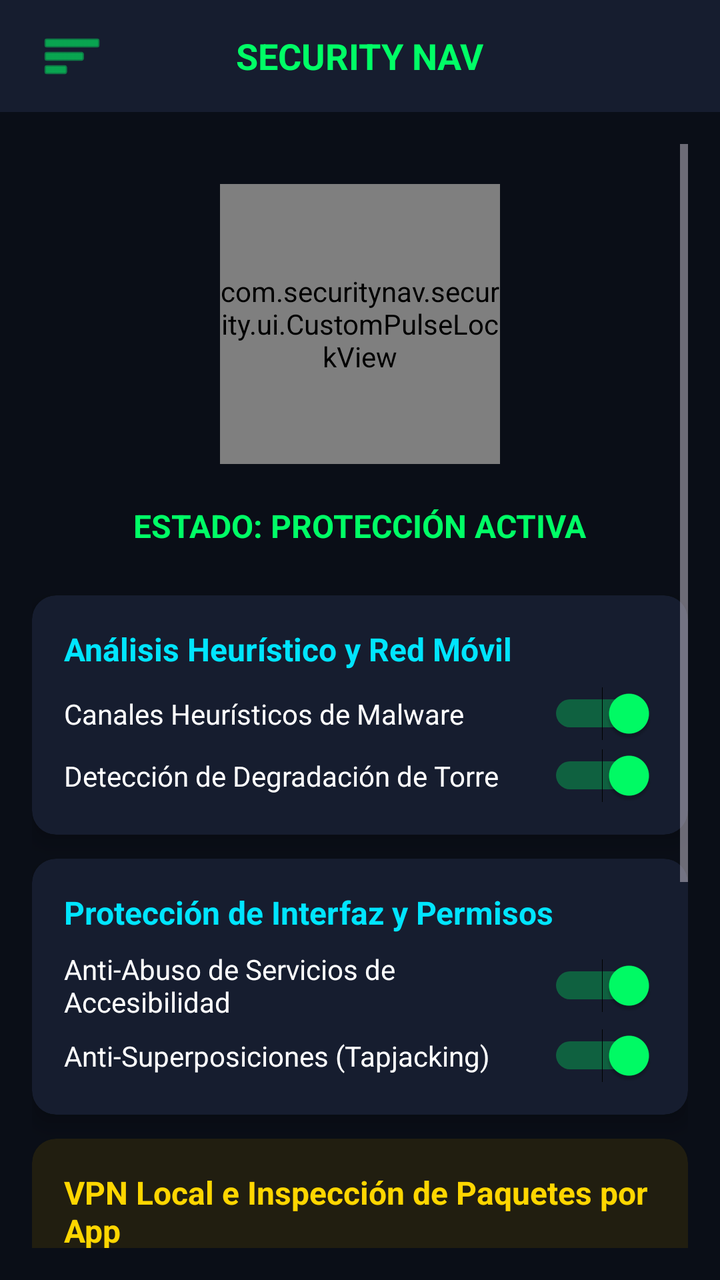
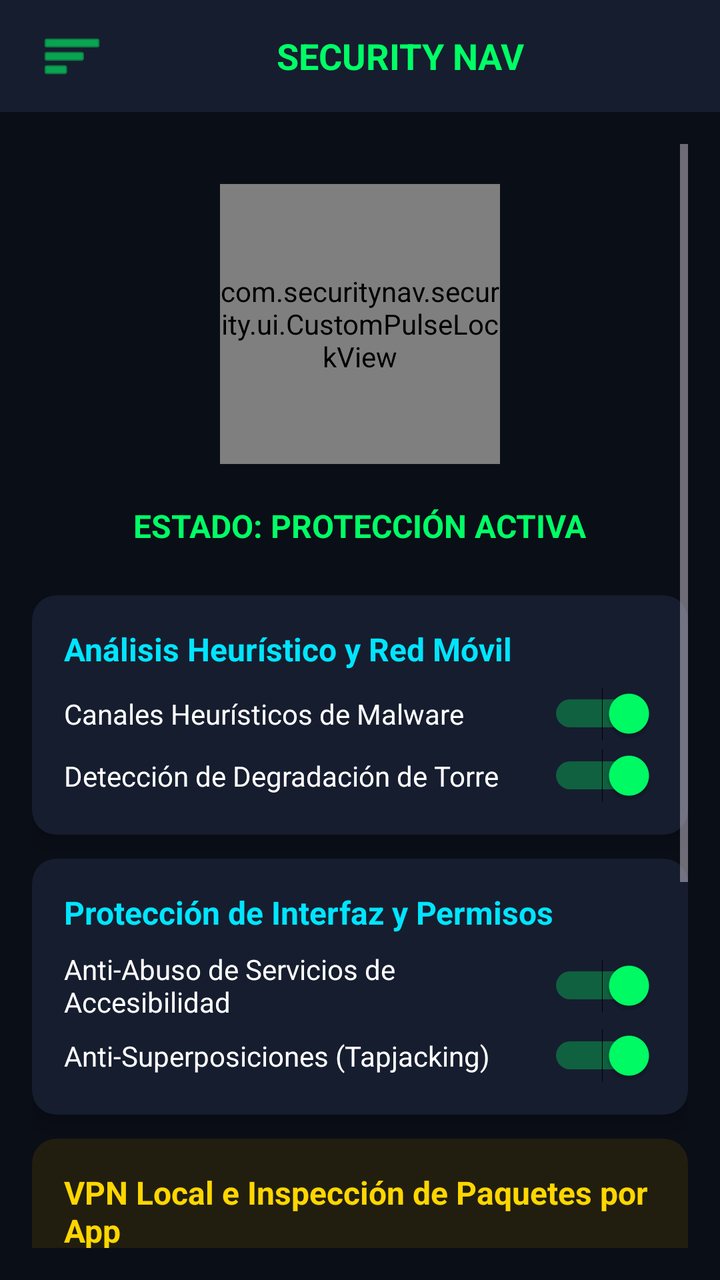

An Android layout rendered at two revisions. The XML below is the earlier revision; the diff shows what the commit changed to produce the second picture.
<!-- AndroidManifest.xml: application theme Theme.SecurityNav -->
<!-- res/layout/activity_main.xml -->
<?xml version="1.0" encoding="utf-8"?>
<androidx.drawerlayout.widget.DrawerLayout xmlns:android="http://schemas.android.com/apk/res/android"
    xmlns:app="http://schemas.android.com/apk/res-auto"
    android:id="@+id/drawerLayout"
    android:layout_width="match_parent"
    android:layout_height="match_parent"
    android:background="#0A0E17">

    
    <LinearLayout
        android:layout_width="match_parent"
        android:layout_height="match_parent"
        android:orientation="vertical">

        
        <RelativeLayout
            android:layout_width="match_parent"
            android:layout_height="56dp"
            android:background="#161D2F"
            android:paddingHorizontal="16dp">

            <ImageButton
                android:id="@+id/btnOpenMenu"
                android:layout_width="40dp"
                android:layout_height="40dp"
                android:layout_centerVertical="true"
                android:background="?attr/selectableItemBackgroundBorderless"
                android:src="@android:drawable/ic_menu_sort_by_size"
                app:tint="#00FF66" />

            <TextView
                android:layout_width="wrap_content"
                android:layout_height="wrap_content"
                android:layout_centerInParent="true"
                android:text="SECURITY NAV"
                android:textColor="#00FF66"
                android:textSize="18sp"
                android:textStyle="bold" />

        </RelativeLayout>

        <ScrollView
            android:layout_width="match_parent"
            android:layout_height="match_parent"
            android:padding="16dp">

            <LinearLayout
                android:layout_width="match_parent"
                android:layout_height="wrap_content"
                android:orientation="vertical"
                android:gravity="center_horizontal">

                
                <com.securitynav.security.ui.CustomPulseLockView
                    android:id="@+id/btnMainLock"
                    android:layout_width="140dp"
                    android:layout_height="140dp"
                    android:layout_marginVertical="20dp"
                    android:background="@drawable/ic_3d_shield_bg"
                    android:clickable="true"
                    android:focusable="true" />

                <TextView
                    android:id="@+id/tvLockState"
                    android:layout_width="wrap_content"
                    android:layout_height="wrap_content"
                    android:text="ESTADO: PROTECCIÓN ACTIVA"
                    android:textColor="#00FF66"
                    android:textSize="16sp"
                    android:textStyle="bold"
                    android:layout_marginBottom="24dp" />

                
                <androidx.cardview.widget.CardView
                    android:layout_width="match_parent"
                    android:layout_height="wrap_content"
                    app:cardBackgroundColor="#161D2F"
                    app:cardCornerRadius="12dp"
                    app:cardElevation="6dp"
                    android:layout_marginBottom="12dp">

                    <LinearLayout
                        android:layout_width="match_parent"
                        android:layout_height="wrap_content"
                        android:orientation="vertical"
                        android:padding="16dp">

                        <TextView
                            android:layout_width="wrap_content"
                            android:layout_height="wrap_content"
                            android:text="Análisis Heurístico y Red Móvil"
                            android:textColor="#00E5FF"
                            android:textSize="16sp"
                            android:textStyle="bold" />

                        <Switch
                            android:id="@+id/switchHeuristics"
                            android:layout_width="match_parent"
                            android:layout_height="wrap_content"
                            android:text="Canales Heurísticos de Malware"
                            android:textColor="#FFFFFF"
                            android:checked="true"
                            android:layout_marginTop="8dp" />

                        <Switch
                            android:id="@+id/switchTowerDegradation"
                            android:layout_width="match_parent"
                            android:layout_height="wrap_content"
                            android:text="Detección de Degradación de Torre"
                            android:textColor="#FFFFFF"
                            android:checked="true"
                            android:layout_marginTop="4dp" />
                    </LinearLayout>
                </androidx.cardview.widget.CardView>

                
                <androidx.cardview.widget.CardView
                    android:layout_width="match_parent"
                    android:layout_height="wrap_content"
                    app:cardBackgroundColor="#161D2F"
                    app:cardCornerRadius="12dp"
                    app:cardElevation="6dp"
                    android:layout_marginBottom="12dp">

                    <LinearLayout
                        android:layout_width="match_parent"
                        android:layout_height="wrap_content"
                        android:orientation="vertical"
                        android:padding="16dp">

                        <TextView
                            android:layout_width="wrap_content"
                            android:layout_height="wrap_content"
                            android:text="Protección de Interfaz y Permisos"
                            android:textColor="#00E5FF"
                            android:textSize="16sp"
                            android:textStyle="bold" />

                        <Switch
                            android:id="@+id/switchAccessibilityAbuse"
                            android:layout_width="match_parent"
                            android:layout_height="wrap_content"
                            android:text="Anti-Abuso de Servicios de Accesibilidad"
                            android:textColor="#FFFFFF"
                            android:checked="true"
                            android:layout_marginTop="8dp" />

                        <Switch
                            android:id="@+id/switchOverlayProtect"
                            android:layout_width="match_parent"
                            android:layout_height="wrap_content"
                            android:text="Anti-Superposiciones (Tapjacking)"
                            android:textColor="#FFFFFF"
                            android:checked="true"
                            android:layout_marginTop="4dp" />
                    </LinearLayout>
                </androidx.cardview.widget.CardView>

                
                <androidx.cardview.widget.CardView
                    android:layout_width="match_parent"
                    android:layout_height="wrap_content"
                    app:cardBackgroundColor="#211E10"
                    app:cardCornerRadius="12dp"
                    app:cardElevation="6dp"
                    android:layout_marginBottom="12dp">

                    <LinearLayout
                        android:layout_width="match_parent"
                        android:layout_height="wrap_content"
                        android:orientation="vertical"
                        android:padding="16dp">

                        <TextView
                            android:layout_width="wrap_content"
                            android:layout_height="wrap_content"
                            android:text="VPN Local e Inspección de Paquetes por App"
                            android:textColor="#FFD600"
                            android:textSize="16sp"
                            android:textStyle="bold" />

                        <Switch
                            android:id="@+id/switchVpnTraffic"
                            android:layout_width="match_parent"
                            android:layout_height="wrap_content"
                            android:text="Monitor de Tráfico de Red VPN"
                            android:textColor="#FFFFFF"
                            android:checked="true"
                            android:layout_marginTop="8dp" />

                        <TextView
                            android:id="@+id/tvAppTrafficDetails"
                            android:layout_width="match_parent"
                            android:layout_height="wrap_content"
                            android:text="Datos inspeccionados: 0 B | HTTP GET/POST por aplicación activo"
                            android:textColor="#BBBBBB"
                            android:textSize="12sp"
                            android:fontFamily="monospace"
                            android:layout_marginTop="8dp" />

                        <Button
                            android:id="@+id/btnViewCharts"
                            android:layout_width="match_parent"
                            android:layout_height="wrap_content"
                            android:text="ABRIR GRÁFICAS DE TRÁFICO EN TIEMPO REAL"
                            android:backgroundTint="#FFD600"
                            android:textColor="#0A0E17"
                            android:layout_marginTop="12dp" />

                    </LinearLayout>
                </androidx.cardview.widget.CardView>

                
                <androidx.cardview.widget.CardView
                    android:layout_width="match_parent"
                    android:layout_height="wrap_content"
                    app:cardBackgroundColor="#161D2F"
                    app:cardCornerRadius="12dp"
                    app:cardElevation="6dp"
                    android:layout_marginBottom="24dp">

                    <LinearLayout
                        android:layout_width="match_parent"
                        android:layout_height="wrap_content"
                        android:orientation="vertical"
                        android:padding="16dp">

                        <TextView
                            android:layout_width="wrap_content"
                            android:layout_height="wrap_content"
                            android:text="Base de Datos Cifrada (SQLCipher + HW KeyStore)"
                            android:textColor="#00E5FF"
                            android:textSize="16sp"
                            android:textStyle="bold" />

                        <TextView
                            android:layout_width="match_parent"
                            android:layout_height="wrap_content"
                            android:text="Estado: Clave Maestra Protegida en Android Hardware KeyStore (TEE)."
                            android:textColor="#00FF66"
                            android:textSize="12sp"
                            android:layout_marginTop="8dp" />
                    </LinearLayout>
                </androidx.cardview.widget.CardView>

            </LinearLayout>
        </ScrollView>

    </LinearLayout>

    
    <com.google.android.material.navigation.NavigationView
        android:id="@+id/navigationView"
        android:layout_width="wrap_content"
        android:layout_height="match_parent"
        android:layout_gravity="start"
        android:background="#161D2F"
        app:itemTextColor="#FFFFFF"
        app:menu="@menu/drawer_menu" />

</androidx.drawerlayout.widget.DrawerLayout>
<!-- resources referenced by this layout -->
<resources>
  <!-- drawable ic_3d_shield_bg (drawable) -->
  <?xml version="1.0" encoding="utf-8"?>
  <vector xmlns:android="http://schemas.android.com/apk/res/android"
      xmlns:aapt="http://schemas.android.com/aapt"
      android:width="108dp"
      android:height="108dp"
      android:viewportWidth="108"
      android:viewportHeight="108">
      <path android:pathData="M0,0h108v108h-108z">
          <aapt:attr name="android:fillColor">
              <gradient
                  android:startX="0"
                  android:startY="0"
                  android:endX="108"
                  android:endY="108"
                  android:type="linear">
                  <item android:color="#FF0A0E17" android:offset="0.0" />
                  <item android:color="#FF161D2F" android:offset="0.5" />
                  <item android:color="#FF05070B" android:offset="1.0" />
              </gradient>
          </aapt:attr>
      </path>
  </vector>
  <style name="Theme.SecurityNav" parent="Theme.Material3.Dark.NoActionBar">
          
          <item name="colorPrimary">@color/neon_cyan</item>
          <item name="colorOnPrimary">@color/bg_dark</item>
          <item name="colorSecondary">@color/neon_green</item>
          <item name="android:colorBackground">@color/bg_dark</item>
          <item name="colorSurface">@color/surface_dark</item>
          <item name="colorOnSurface">@color/text_primary</item>
  
          
          <item name="materialCardViewStyle">@style/Widget.SecurityNav.CardView</item>
  
          
          <item name="materialButtonStyle">@style/Widget.SecurityNav.Button</item>
      </style>
  <color name="neon_cyan">#FF00F3FF</color>
  <color name="bg_dark">#FF0A0E17</color>
  <color name="neon_green">#FF00FF66</color>
  <color name="surface_dark">#FF141B2D</color>
  <color name="text_primary">#FFF1F5F9</color>
  <style name="Widget.SecurityNav.CardView" parent="Widget.Material3.CardView.Filled">
          <item name="cardBackgroundColor">@color/surface_dark</item>
          <item name="strokeColor">@color/neon_cyan</item>
          <item name="strokeWidth">1dp</item>
          <item name="cardCornerRadius">16dp</item>
          <item name="cardElevation">6dp</item>
      </style>
  <style name="Widget.SecurityNav.Button" parent="Widget.Material3.Button">
          <item name="backgroundTint">@color/neon_cyan</item>
          <item name="android:textColor">@color/bg_dark</item>
          <item name="android:textStyle">bold</item>
          <item name="cornerRadius">12dp</item>
      </style>
</resources>

<!-- the commit's change to res/layout/activity_main.xml (unified diff, before → after) -->
@@ -13,31 +13,33 @@
         android:orientation="vertical">
 
         
-        <RelativeLayout
+        <LinearLayout
             android:layout_width="match_parent"
             android:layout_height="56dp"
             android:background="#161D2F"
+            android:orientation="horizontal"
+            android:gravity="center_vertical"
             android:paddingHorizontal="16dp">
 
             <ImageButton
                 android:id="@+id/btnOpenMenu"
                 android:layout_width="40dp"
                 android:layout_height="40dp"
-                android:layout_centerVertical="true"
                 android:background="?attr/selectableItemBackgroundBorderless"
                 android:src="@android:drawable/ic_menu_sort_by_size"
                 app:tint="#00FF66" />
 
             <TextView
-                android:layout_width="wrap_content"
+                android:layout_width="0dp"
                 android:layout_height="wrap_content"
-                android:layout_centerInParent="true"
+                android:layout_weight="1"
+                android:gravity="center"
                 android:text="SECURITY NAV"
                 android:textColor="#00FF66"
                 android:textSize="18sp"
                 android:textStyle="bold" />
 
-        </RelativeLayout>
+        </LinearLayout>
 
         <ScrollView
             android:layout_width="match_parent"
